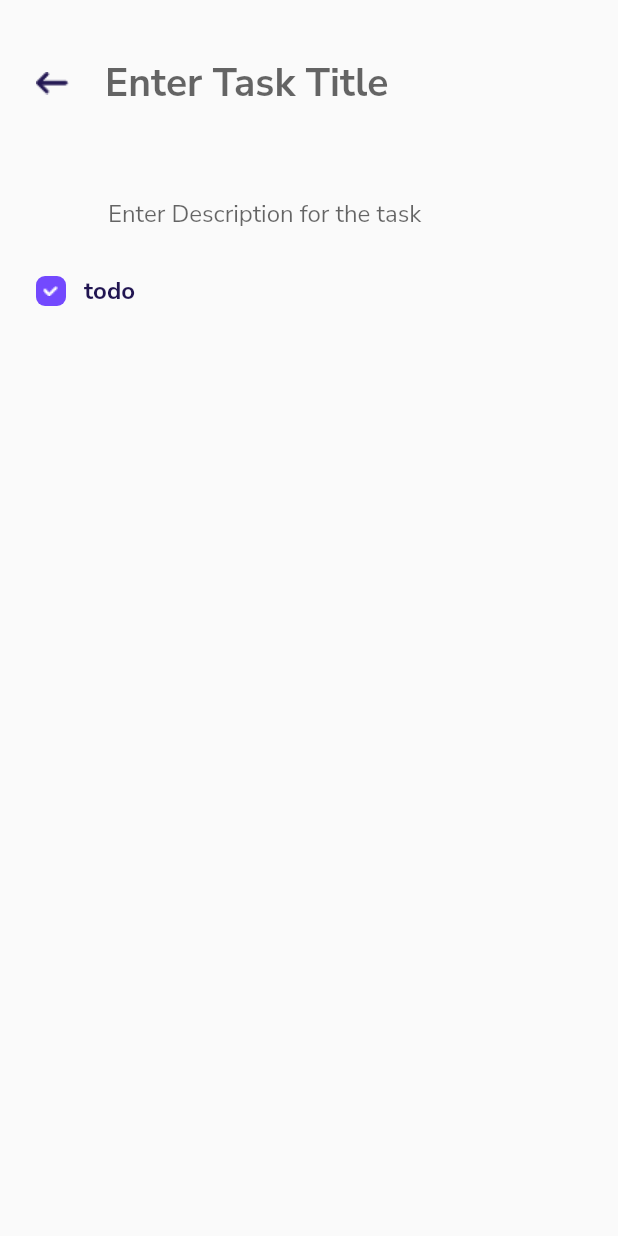
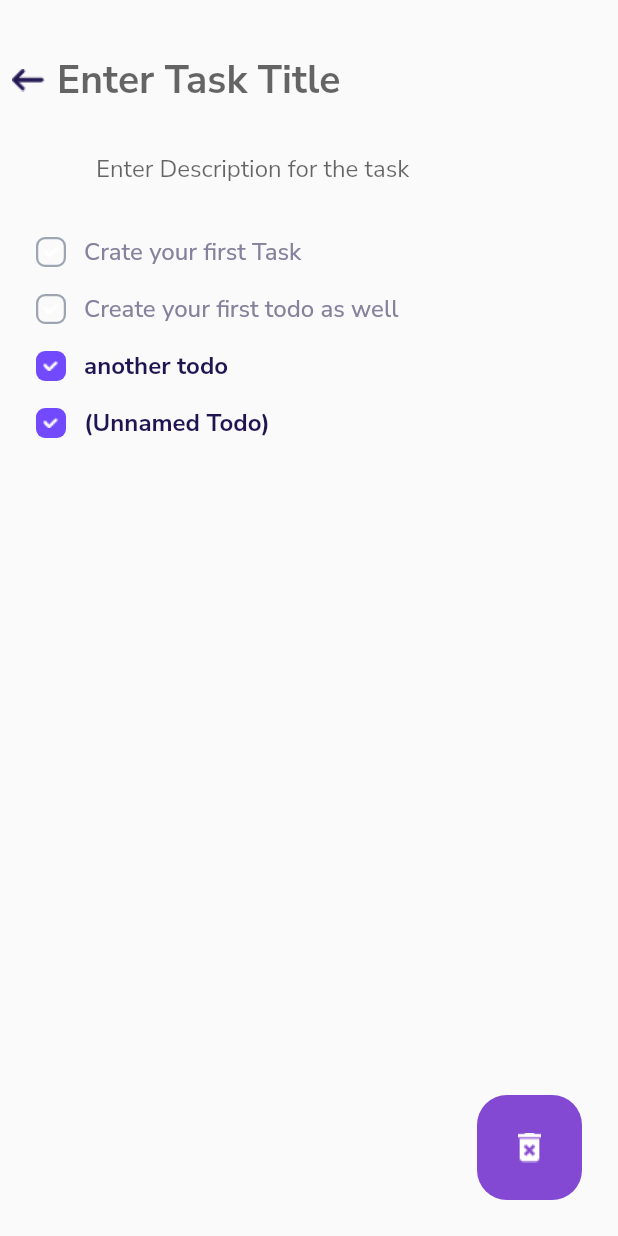
Before and after one commit to eric9901/MyTodoApp, a Flutter app: the Taskpage screen opened directly, on a phone screen of 412 x 824 dp. Run offline on Flutter 3.47's test engine with Material 2 defaults, Android fonts, the phone set to English and light mode, and no system bars; our stand-ins replace google_fonts, sqflite; accounts and stored records are empty.

Commit message:
add the database for tasks
added a draft of task and database_helper file

```diff
--- /dev/null
+++ b/lib/database_helper.dart
@@ -0,0 +1,32 @@
+
+import 'dart:async';
+
+import 'package:path/path.dart';
+import 'package:sqflite/sqflite.dart';
+
+import 'model/task.dart';
+class DatabaseHelper{
+  Future<Database> database() async{
+    return openDatabase(
+      join(await getDatabasesPath(),'todo_database.db'),
+      onCreate: (db,version){
+        return db.execute(
+        "CREATE TABLE tasks(id INTEGER PRIMANY KEY, title TEXT,description TEXT)",
+        );
+      },
+      version: 1,
+    );
+  }
+  Future<void> insertTask(Task task) async{
+    Database _db = await database();
+    await _db.insert('tasks',task.toMap(), conflictAlgorithm: ConflictAlgorithm.replace);
+  }
+  Future<List<Task>> getTasks() async {
+    Database _db = await database();
+    List<Map<String, dynamic>> taskMap = await _db.query('task');
+    return List.generate(taskMap.length, (index) {
+      return Task(id: taskMap[index]['id'], title: taskMap[index]['title'], description: taskMap[index]['destription']);
+
+    });
+  }
+}
--- /dev/null
+++ b/lib/model/task.dart
@@ -0,0 +1,13 @@
+class Task {
+  final int? id;
+  final String? title;
+  final String? description;
+  Task({this.id, this.title,this.description});
+  Map<String, dynamic> toMap(){
+    return{
+      'id': id,
+      'title': title,
+      'description': description,
+    };
+  }
+}
--- a/lib/screens/taskPapge.dart
+++ b/lib/screens/taskPapge.dart
@@ -1,5 +1,7 @@
 import 'package:flutter/material.dart';
+import 'package:todoapp/model/task.dart';
 
+import '../database_helper.dart';
 import '../widget.dart';
 
 class Taskpage extends StatefulWidget {
@@ -14,12 +16,15 @@ class _TaskpageState extends State<Taskpage> {
     return  Scaffold(
       body: SafeArea(
         child:Container(
-         child: Column(
+          child: Stack(
+         children:[
+           Column(
            crossAxisAlignment: CrossAxisAlignment.start,
         children:[
           Padding(
-            padding: EdgeInsets.symmetric(
-              vertical:24.0,
+            padding: EdgeInsets.only(
+              top:24.0,
+              bottom: 6.0,
             ),
          child: Row(
             children: [
@@ -28,7 +33,7 @@ class _TaskpageState extends State<Taskpage> {
                   Navigator.pop(context);
                 },
               child: Padding(
-                padding: const EdgeInsets.all(24.0),
+                padding: const EdgeInsets.all(8.0),
                 child: Image(
                  image: AssetImage(
                   "assets/images/back_arrow_icon.png"
@@ -38,6 +43,20 @@ class _TaskpageState extends State<Taskpage> {
               ),
               Expanded(
                 child: TextField(
+                  onSubmitted: (value) async {
+                    print("Field Value: $value");
+
+                    if(value != ""){
+                       DatabaseHelper _dbHelper = DatabaseHelper();
+
+                       Task _newTask = Task(
+                         title: value
+                       );
+                       await _dbHelper.insertTask(_newTask);
+
+                       print("New Task has been created");
+                    }
+                  },
                   decoration: InputDecoration(
                     hintText: "Enter Task Title",
                     border: InputBorder.none,
@@ -53,7 +72,9 @@ class _TaskpageState extends State<Taskpage> {
             ),
           ),
           Padding(
-            padding: const EdgeInsets.all(8.0),
+            padding: const EdgeInsets.only(
+              bottom:12.0,
+            ),
             child: TextField(
               decoration:InputDecoration(
                 hintText: "Enter Description for the task",
@@ -64,9 +85,53 @@ class _TaskpageState extends State<Taskpage> {
                  ),
                 ),
           ),
-          TodoWidget(),
+          TodoWidget(
+            text: "Crate your first Task",
+            isDone: false,
+          ),
+          TodoWidget(
+            text: "Create your first todo as well",
+            isDone: false,
+          ),
+          TodoWidget(
+            text:"another todo",
+            isDone: true,
+          ),
+          TodoWidget(
+            isDone: true,
+          ),
         ],
       ),
+          Positioned(
+                 bottom:24.0,
+                 right:24.0,
+                 child: GestureDetector(
+                   onTap: (){
+                     Navigator.push(context,
+                     MaterialPageRoute(
+                       builder: (context)=> Taskpage()
+                       ),
+                     );
+                   },
+                 child: Container(
+                  width: 70.0,
+                  height: 70.0,
+                  decoration: BoxDecoration(
+
+                   color: Color(0xFF8449D2),
+                   borderRadius: BorderRadius.circular(20.0),
+                 ),
+                  child: Image(
+                    image: AssetImage(
+                      "assets/images/delete_icon.png"
+                     ),
+                    ),
+                 ),
+                ),
+               ),
+
+         ],
+          ),
         ),
       ),
     );
--- a/lib/widget.dart
+++ b/lib/widget.dart
@@ -51,6 +51,9 @@ class TaskCardWidget extends StatelessWidget {
 }
 
 class TodoWidget extends StatelessWidget {
+  final String? text;
+  final bool isDone;
+  TodoWidget({this.text,required this.isDone});
   @override
   Widget build(BuildContext context) {
     return Container(
@@ -67,8 +70,12 @@ class TodoWidget extends StatelessWidget {
               right:12.0,
             ),
             decoration: BoxDecoration(
-              color: Color(0xFF7349FE),
-              borderRadius: BorderRadius.circular(6.0)
+              color: isDone ? Color(0xFF7349FE): Colors.transparent,
+              borderRadius: BorderRadius.circular(6.0),
+              border: isDone? null : Border.all(
+              color: Color(0xFF9DA5B2),
+              width: 1.5
+              )
             ),
           child: Image(
             image: AssetImage(
@@ -77,11 +84,11 @@ class TodoWidget extends StatelessWidget {
            ),
           ),
           Text(
-            "todo",
+            text?? "(Unnamed Todo)",
           style:TextStyle(
-            color:Color(0xFF211551),
+            color:  isDone ? Color(0xFF211551) : Color(0xFF86829D),
             fontSize: 16.0,
-            fontWeight: FontWeight.bold,
+            fontWeight:isDone ? FontWeight.bold : FontWeight.w500,
             )
           ),
         ],
@@ -89,3 +96,11 @@ class TodoWidget extends StatelessWidget {
     );
   }
 }
+
+class NoGlowBehaviour extends ScrollBehavior {
+ @override
+ Widget buildViewportChrome(
+   BuildContext context, Widget child, AxisDirection axisDirection){
+   return child;
+   }
+}
--- a/pubspec.yaml
+++ b/pubspec.yaml
@@ -23,7 +23,8 @@ environment:
 dependencies:
   flutter:
     sdk: flutter
-
+  sqflite:
+  path:
 
   # The following adds the Cupertino Icons font to your application.
   # Use with the CupertinoIcons class for iOS style icons.
```
Also changed, not shown: lib/screens/homepage.dart (+20 -15 lines), pubspec.lock.
